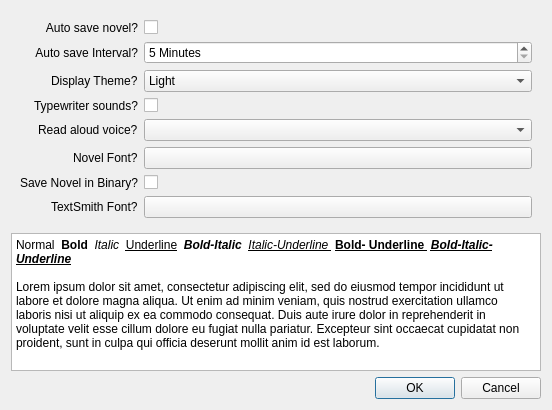
Before: the Qt Designer form PreferencesDialog.ui in ldraconus/TextSmith2, drawn with Qt 5.
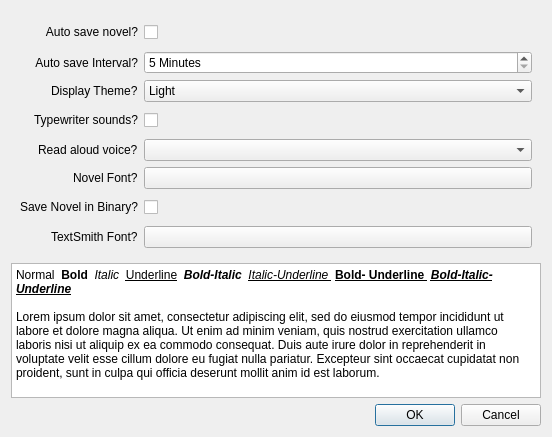
After: the same form once the commit is applied. Icons and pictures are not drawn.

Commit message: Fixed checkbox display darkmode linux

The edit to the form file:
```diff
--- a/PreferencesDialog.ui
+++ b/PreferencesDialog.ui
@@ -7,7 +7,7 @@
     <x>0</x>
     <y>0</y>
     <width>552</width>
-    <height>410</height>
+    <height>437</height>
    </rect>
   </property>
   <property name="windowTitle">
@@ -48,6 +48,12 @@
       </item>
       <item row="0" column="1">
        <widget class="QCheckBox" name="autoSaveCheckBox">
+        <property name="minimumSize">
+         <size>
+          <width>0</width>
+          <height>25</height>
+         </size>
+        </property>
         <property name="text">
          <string/>
         </property>
@@ -156,6 +162,12 @@
       </item>
       <item row="7" column="1">
        <widget class="QCheckBox" name="binaryCheckBox">
+        <property name="minimumSize">
+         <size>
+          <width>0</width>
+          <height>25</height>
+         </size>
+        </property>
         <property name="text">
          <string/>
         </property>
@@ -163,9 +175,27 @@
       </item>
       <item row="3" column="1">
        <widget class="QCheckBox" name="typewriteSoundsCheckBox">
+        <property name="minimumSize">
+         <size>
+          <width>25</width>
+          <height>25</height>
+         </size>
+        </property>
+        <property name="baseSize">
+         <size>
+          <width>25</width>
+          <height>25</height>
+         </size>
+        </property>
         <property name="text">
          <string/>
         </property>
+        <property name="iconSize">
+         <size>
+          <width>25</width>
+          <height>25</height>
+         </size>
+        </property>
        </widget>
       </item>
      </layout>
@@ -183,10 +213,10 @@
 hr { height: 1px; border-width: 0; }
 li.unchecked::marker { content: &quot;\2610&quot;; }
 li.checked::marker { content: &quot;\2612&quot;; }
-&lt;/style&gt;&lt;/head&gt;&lt;body style=&quot; font-family:'Segoe UI'; font-size:9pt; font-weight:400; font-style:normal;&quot;&gt;
-&lt;p style=&quot; margin-top:0px; margin-bottom:0px; margin-left:0px; margin-right:0px; -qt-block-indent:0; text-indent:0px;&quot;&gt;Normal  &lt;span style=&quot; font-weight:700;&quot;&gt;Bold&lt;/span&gt;  &lt;span style=&quot; font-style:italic;&quot;&gt;Italic&lt;/span&gt;  &lt;span style=&quot; text-decoration: underline;&quot;&gt;Underline&lt;/span&gt;  &lt;span style=&quot; font-weight:700; font-style:italic;&quot;&gt;Bold-Italic &lt;/span&gt; &lt;span style=&quot; font-style:italic; text-decoration: underline;&quot;&gt;Italic-Underline &lt;/span&gt; &lt;span style=&quot; font-weight:700; text-decoration: underline;&quot;&gt;Bold- Underline &lt;/span&gt; &lt;span style=&quot; font-weight:700; font-style:italic; text-decoration: underline;&quot;&gt;Bold-Italic-Underline&lt;/span&gt;&lt;/p&gt;
-&lt;p style=&quot;-qt-paragraph-type:empty; margin-top:0px; margin-bottom:0px; margin-left:0px; margin-right:0px; -qt-block-indent:0; text-indent:0px;&quot;&gt;&lt;br /&gt;&lt;/p&gt;
-&lt;p style=&quot; margin-top:0px; margin-bottom:0px; margin-left:0px; margin-right:0px; -qt-block-indent:0; text-indent:0px;&quot;&gt;Lorem ipsum dolor sit amet, consectetur adipiscing elit, sed do eiusmod tempor incididunt ut labore et dolore magna aliqua. Ut enim ad minim veniam, quis nostrud exercitation ullamco laboris nisi ut aliquip ex ea commodo consequat. Duis aute irure dolor in reprehenderit in voluptate velit esse cillum dolore eu fugiat nulla pariatur. Excepteur sint occaecat cupidatat non proident, sunt in culpa qui officia deserunt mollit anim id est laborum.&lt;/p&gt;&lt;/body&gt;&lt;/html&gt;</string>
+&lt;/style&gt;&lt;/head&gt;&lt;body style=&quot; font-family:'Ubuntu'; font-size:16pt; font-weight:400; font-style:normal;&quot;&gt;
+&lt;p style=&quot; margin-top:0px; margin-bottom:0px; margin-left:0px; margin-right:0px; -qt-block-indent:0; text-indent:0px;&quot;&gt;&lt;span style=&quot; font-family:'Segoe UI'; font-size:9pt;&quot;&gt;Normal  &lt;/span&gt;&lt;span style=&quot; font-family:'Segoe UI'; font-size:9pt; font-weight:700;&quot;&gt;Bold&lt;/span&gt;&lt;span style=&quot; font-family:'Segoe UI'; font-size:9pt;&quot;&gt;  &lt;/span&gt;&lt;span style=&quot; font-family:'Segoe UI'; font-size:9pt; font-style:italic;&quot;&gt;Italic&lt;/span&gt;&lt;span style=&quot; font-family:'Segoe UI'; font-size:9pt;&quot;&gt;  &lt;/span&gt;&lt;span style=&quot; font-family:'Segoe UI'; font-size:9pt; text-decoration: underline;&quot;&gt;Underline&lt;/span&gt;&lt;span style=&quot; font-family:'Segoe UI'; font-size:9pt;&quot;&gt;  &lt;/span&gt;&lt;span style=&quot; font-family:'Segoe UI'; font-size:9pt; font-weight:700; font-style:italic;&quot;&gt;Bold-Italic &lt;/span&gt;&lt;span style=&quot; font-family:'Segoe UI'; font-size:9pt;&quot;&gt; &lt;/span&gt;&lt;span style=&quot; font-family:'Segoe UI'; font-size:9pt; font-style:italic; text-decoration: underline;&quot;&gt;Italic-Underline &lt;/span&gt;&lt;span style=&quot; font-family:'Segoe UI'; font-size:9pt;&quot;&gt; &lt;/span&gt;&lt;span style=&quot; font-family:'Segoe UI'; font-size:9pt; font-weight:700; text-decoration: underline;&quot;&gt;Bold- Underline &lt;/span&gt;&lt;span style=&quot; font-family:'Segoe UI'; font-size:9pt;&quot;&gt; &lt;/span&gt;&lt;span style=&quot; font-family:'Segoe UI'; font-size:9pt; font-weight:700; font-style:italic; text-decoration: underline;&quot;&gt;Bold-Italic-Underline&lt;/span&gt;&lt;/p&gt;
+&lt;p style=&quot;-qt-paragraph-type:empty; margin-top:0px; margin-bottom:0px; margin-left:0px; margin-right:0px; -qt-block-indent:0; text-indent:0px; font-family:'Segoe UI'; font-size:9pt;&quot;&gt;&lt;br /&gt;&lt;/p&gt;
+&lt;p style=&quot; margin-top:0px; margin-bottom:0px; margin-left:0px; margin-right:0px; -qt-block-indent:0; text-indent:0px;&quot;&gt;&lt;span style=&quot; font-family:'Segoe UI'; font-size:9pt;&quot;&gt;Lorem ipsum dolor sit amet, consectetur adipiscing elit, sed do eiusmod tempor incididunt ut labore et dolore magna aliqua. Ut enim ad minim veniam, quis nostrud exercitation ullamco laboris nisi ut aliquip ex ea commodo consequat. Duis aute irure dolor in reprehenderit in voluptate velit esse cillum dolore eu fugiat nulla pariatur. Excepteur sint occaecat cupidatat non proident, sunt in culpa qui officia deserunt mollit anim id est laborum.&lt;/span&gt;&lt;/p&gt;&lt;/body&gt;&lt;/html&gt;</string>
      </property>
     </widget>
    </item>
```
The commit also changes 4 other files.
